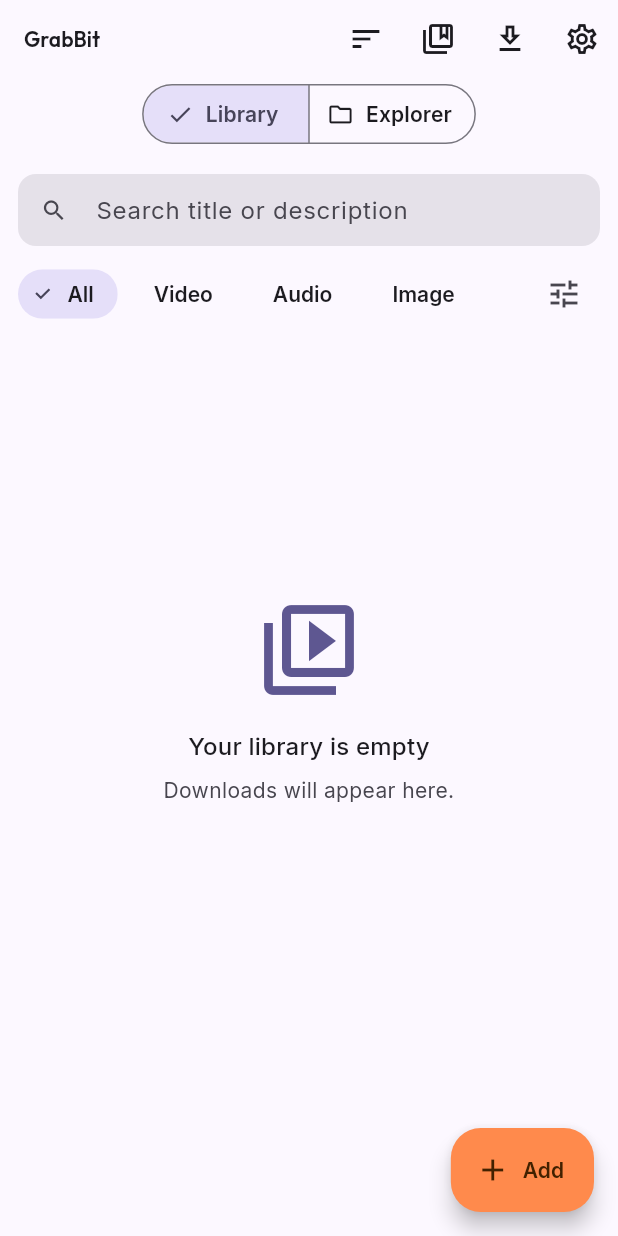
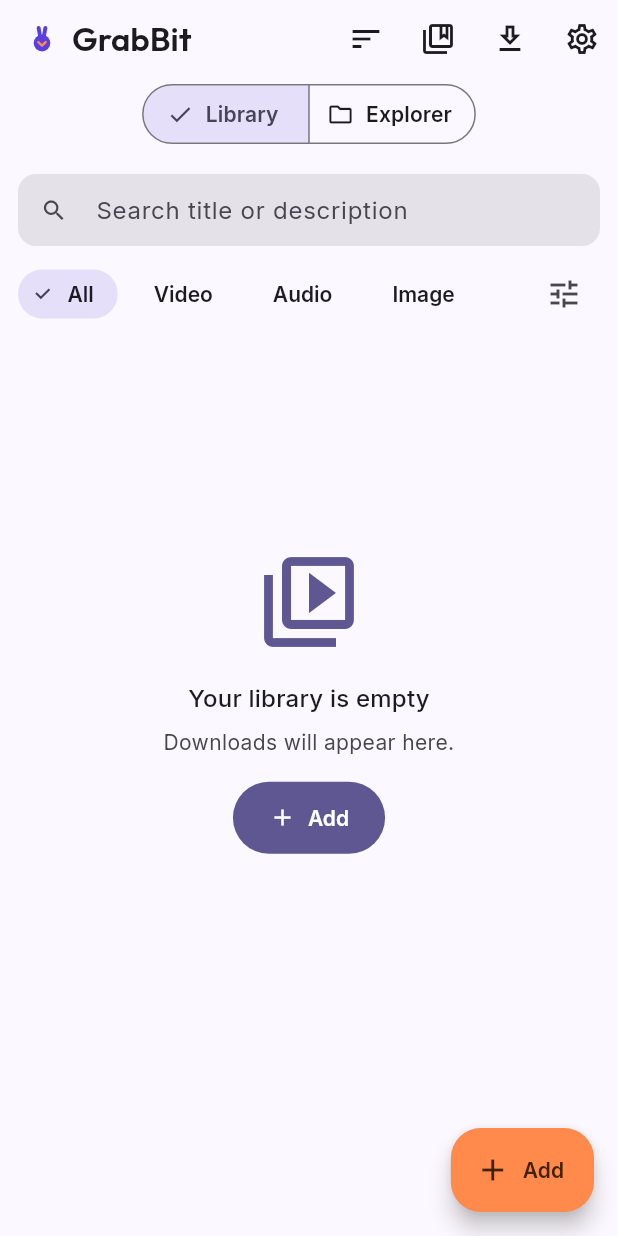
Before and after one commit to blokzdev/GrabBit, a Flutter app: the HomeScreen screen opened by its route, on a phone screen of 412 x 824 dp. Run offline on Flutter 3.47's test engine with Material 3 defaults, Android fonts, the phone set to English and light mode, and no system bars; drawn by our look-alikes of dynamic_color; our stand-ins replace chewie, connectivity_plus, drift, drift_flutter, flutter_riverpod, flutter_secure_storage and 8 more; missing offline and left inert: ffmpeg_kit_flutter_new; accounts and stored records are empty; generated files the repository leaves out were written again.

Commit message:
feat(library): revamp Home shell + Explorer for P7c (M3 Expressive)
Rebrand the Home shell — app bar mark + "GrabBit" wordmark, a queue "running"
dot, tokenized segmented toggle. Revamp the Explorer onto one unified folder +
media grid: folder cards (glyph, name, item count, rename/delete menu) flow into
selectable media tiles, with a restyled breadcrumb and selection bar and the
shared empty/skeleton/error states. Add a folder item-count aggregate provider,
and an inline "Add" action on the Library empty state.

https://claude.ai/code/session_01YMMxyyT55P5jaHhL4hrJeD

```diff
--- a/lib/features/library/presentation/home_screen.dart
+++ b/lib/features/library/presentation/home_screen.dart
@@ -1,6 +1,8 @@
 import 'package:flutter/material.dart';
 import 'package:flutter_riverpod/flutter_riverpod.dart';
+import 'package:flutter_svg/flutter_svg.dart';
 import 'package:go_router/go_router.dart';
+import 'package:grabbit/core/theme/tokens.dart';
 import 'package:grabbit/features/library/data/metadata_repository.dart';
 import 'package:grabbit/features/library/presentation/explorer_view.dart';
 import 'package:grabbit/features/library/presentation/library_controller.dart';
@@ -25,33 +27,14 @@ class _HomeScreenState extends ConsumerState<HomeScreen> {
   @override
   Widget build(BuildContext context) {
     final library = _view == HomeView.library;
-    final pendingQueue =
-        ref
-            .watch(queueTasksProvider)
-            .asData
-            ?.value
-            .where(
-              (t) =>
-                  t.status != TaskStatus.done &&
-                  t.status != TaskStatus.canceled,
-            )
-            .length ??
-        0;
+    final tokens = GrabBitTokens.of(context);
 
     return Scaffold(
       appBar: AppBar(
-        title: const Text('GrabBit'),
+        title: const _BrandTitle(),
         actions: [
           if (library) ...[const _SortAction(), const _CollectionsAction()],
-          IconButton(
-            icon: Badge(
-              isLabelVisible: pendingQueue > 0,
-              label: Text('$pendingQueue'),
-              child: const Icon(Icons.download_outlined),
-            ),
-            tooltip: 'Queue',
-            onPressed: () => context.push('/queue'),
-          ),
+          const _QueueAction(),
           IconButton(
             icon: const Icon(Icons.settings_outlined),
             tooltip: 'Settings',
@@ -61,7 +44,12 @@ class _HomeScreenState extends ConsumerState<HomeScreen> {
         bottom: PreferredSize(
           preferredSize: const Size.fromHeight(52),
           child: Padding(
-            padding: const EdgeInsets.fromLTRB(12, 0, 12, 8),
+            padding: EdgeInsets.fromLTRB(
+              tokens.spaceMd,
+              0,
+              tokens.spaceMd,
+              tokens.spaceSm,
+            ),
             child: SegmentedButton<HomeView>(
               segments: const [
                 ButtonSegment(
@@ -93,6 +81,74 @@ class _HomeScreenState extends ConsumerState<HomeScreen> {
               icon: const Icon(Icons.create_new_folder_outlined),
               label: const Text('New folder'),
             ),
+    );
+  }
+}
+
+class _BrandTitle extends StatelessWidget {
+  const _BrandTitle();
+
+  @override
+  Widget build(BuildContext context) {
+    final tokens = GrabBitTokens.of(context);
+    return Row(
+      mainAxisSize: MainAxisSize.min,
+      children: [
+        SvgPicture.asset(
+          'assets/brand/logo.svg',
+          height: 24,
+          semanticsLabel: 'GrabBit',
+        ),
+        SizedBox(width: tokens.spaceSm),
+        Text('GrabBit', style: Theme.of(context).textTheme.titleLarge),
+      ],
+    );
+  }
+}
+
+/// Queue action: count badge for pending work + an accent "running" dot shown
+/// only while a download is actively in progress.
+class _QueueAction extends ConsumerWidget {
+  const _QueueAction();
+
+  @override
+  Widget build(BuildContext context, WidgetRef ref) {
+    final tokens = GrabBitTokens.of(context);
+    final tasks = ref.watch(queueTasksProvider).asData?.value ?? const [];
+    final pending = tasks
+        .where(
+          (t) => t.status != TaskStatus.done && t.status != TaskStatus.canceled,
+        )
+        .length;
+    final anyRunning = tasks.any((t) => t.status == TaskStatus.running);
+
+    return IconButton(
+      tooltip: 'Queue',
+      onPressed: () => context.push('/queue'),
+      icon: Stack(
+        clipBehavior: Clip.none,
+        children: [
+          Badge(
+            isLabelVisible: pending > 0,
+            label: Text('$pending'),
+            child: const Icon(Icons.download_outlined),
+          ),
+          if (anyRunning)
+            Positioned(
+              left: -1,
+              top: -1,
+              child: Container(
+                key: const Key('queueRunningDot'),
+                width: 8,
+                height: 8,
+                decoration: BoxDecoration(
+                  color: tokens.accent,
+                  shape: BoxShape.circle,
+                ),
+              ),
+            ),
+        ],
+      ),
     );
   }
 }
--- a/lib/features/library/presentation/library_view.dart
+++ b/lib/features/library/presentation/library_view.dart
@@ -1,5 +1,6 @@
 import 'package:flutter/material.dart';
 import 'package:flutter_riverpod/flutter_riverpod.dart';
+import 'package:go_router/go_router.dart';
 import 'package:grabbit/core/theme/tokens.dart';
 import 'package:grabbit/core/widgets/empty_state.dart';
 import 'package:grabbit/core/widgets/error_view.dart';
@@ -68,6 +69,13 @@ class _LibraryViewState extends ConsumerState<LibraryView> {
                             message: filtering
                                 ? 'Try a different search or filter.'
                                 : 'Downloads will appear here.',
+                            action: filtering
+                                ? null
+                                : FilledButton.icon(
+                                    onPressed: () => context.push('/add'),
+                                    icon: const Icon(Icons.add),
+                                    label: const Text('Add'),
+                                  ),
                           ),
                         ),
                       ],
```
Also changed, not shown: lib/features/library/data/folder_repository.dart (+19 -0 lines), lib/features/library/presentation/explorer_view.dart (+165 -83 lines), 5 other files.
